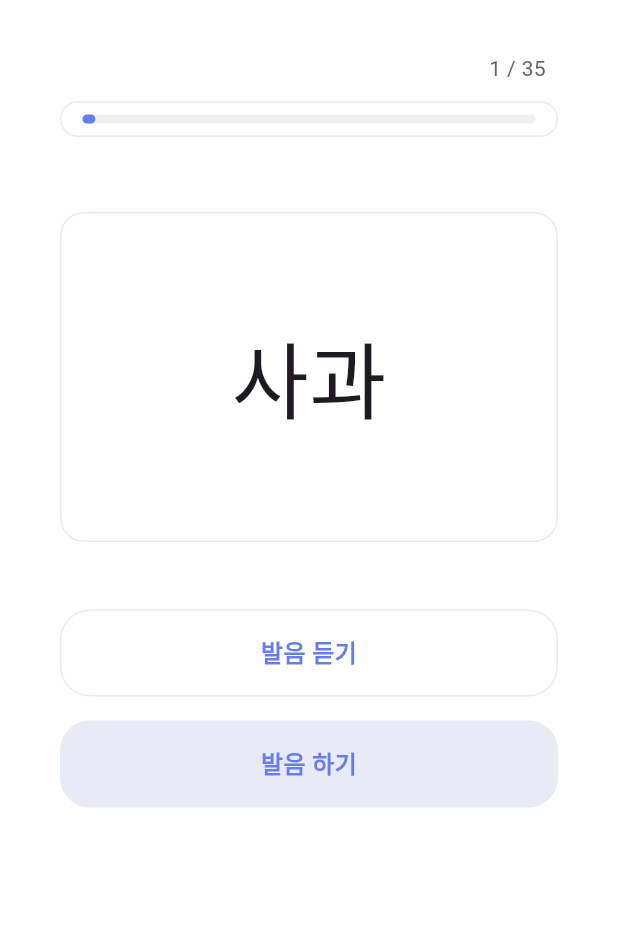
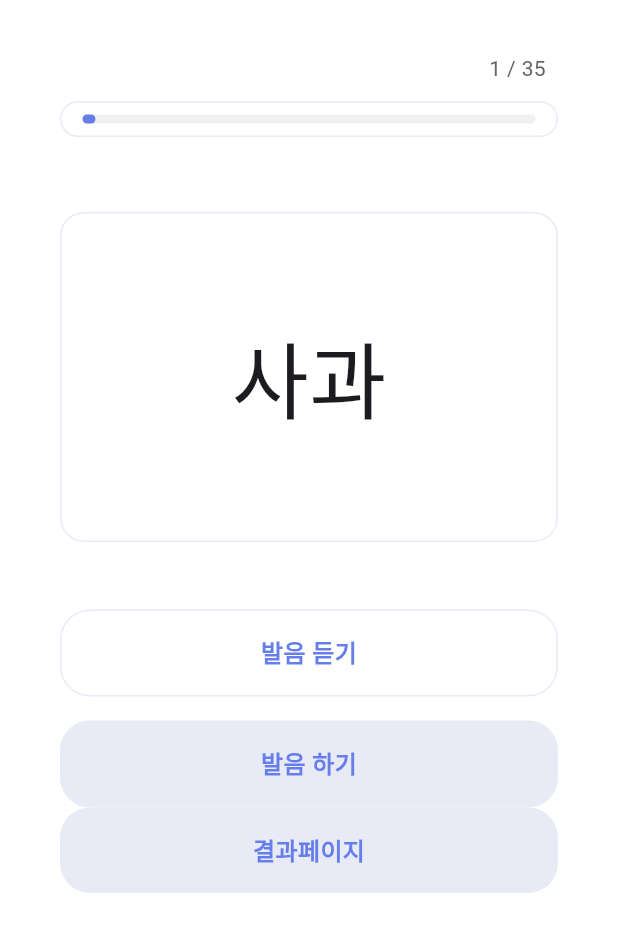
Before and after one commit to wooohyerim/th-pronounce, a Flutter app: the screen it shows after launch, after a tap on "단어", on a phone screen of 412 x 824 dp, the part 76-1028 px from its top. Run offline on Flutter 3.47's test engine with Material 3 defaults, Android fonts, the phone set to English and light mode, and no system bars; drawn by our look-alikes of percent_indicator; our stand-ins replace flutter_svg.

Commit message:
feat : 결과 페이지로 이동하는 테스트 버튼 추가

```diff
--- a/lib/screens/practice_screen.dart
+++ b/lib/screens/practice_screen.dart
@@ -3,6 +3,7 @@ import 'package:flutter_svg/svg.dart';
 import 'package:percent_indicator/linear_percent_indicator.dart';
 import 'package:th_pronounce_app/data/all_data.dart';
 import 'package:th_pronounce_app/model/word_data_model.dart';
+import 'package:th_pronounce_app/screens/result_screen.dart';
 import 'package:th_pronounce_app/widget/button.dart';
 import 'package:th_pronounce_app/widget/word_card.dart';
 
@@ -110,8 +111,20 @@ class _PracticeScreenState extends State<PracticeScreen> {
                 Button(
                   text: "발음 하기",
                   bgColor: Color(0xFFE8EAF6),
-                  borderColor: Colors.transparent,
                   textColor: Color(0xFF667EEA),
+                ),
+                Button(
+                  text: "결과페이지",
+                  bgColor: Color(0xFFE8EAF6),
+                  textColor: Color(0xFF667EEA),
+                  onTap: () {
+                    Navigator.push(
+                      context,
+                      MaterialPageRoute(
+                        builder: (context) => ResultScreen(score: 80),
+                      ),
+                    );
+                  },
                 ),
               ],
             ),
```
